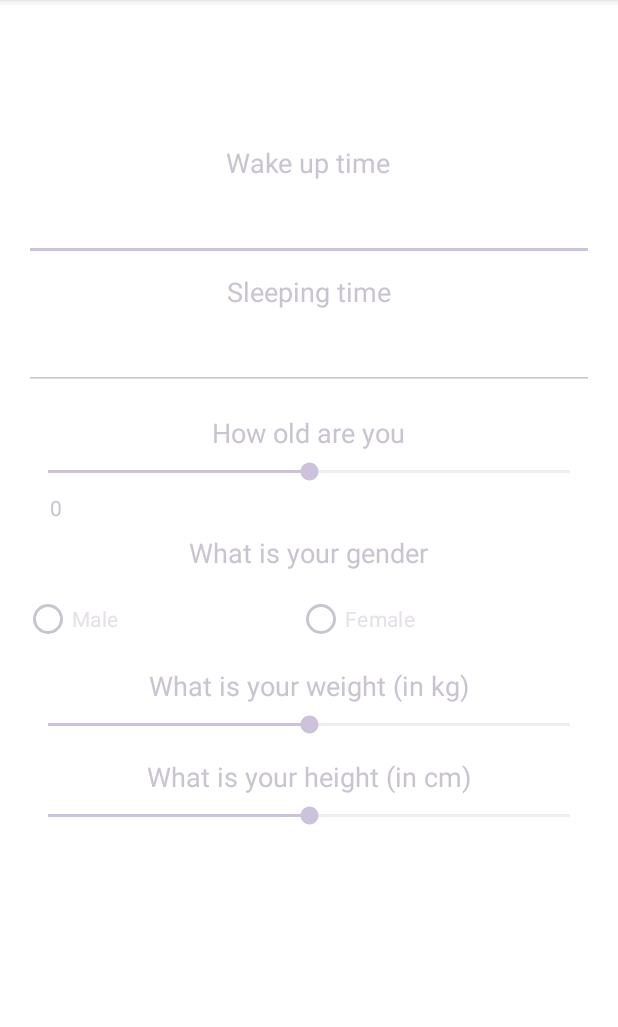
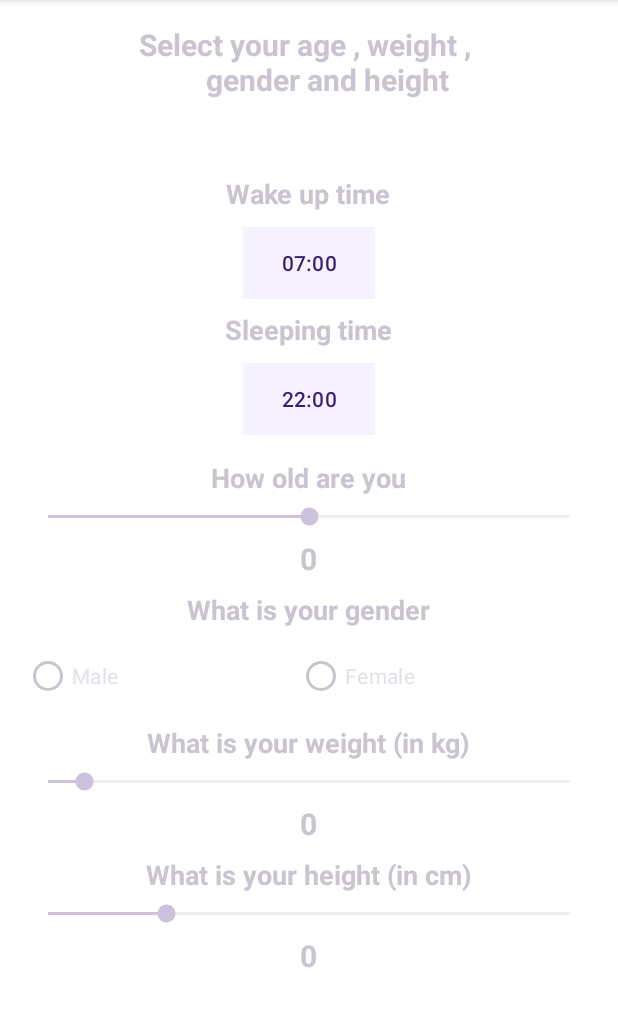
Before and after one commit to Ettalissimo/HydraTrack, an Android app: the DataForm screen opened directly, with no data from a screen before it, on a phone screen of 412 x 824 dp, the part 96-1123 px from its top. Run offline under Robolectric (Android 15) with nearby library versions, the light colour scheme and no system bars.

Commit message:
Implementation du formulaire de données sur la santé de la personne

```diff
--- a/app/src/main/java/com/example/hydratrack/DataForm.java
+++ b/app/src/main/java/com/example/hydratrack/DataForm.java
@@ -2,13 +2,86 @@ package com.example.hydratrack;
 
 import androidx.appcompat.app.AppCompatActivity;
 
+import android.annotation.SuppressLint;
+import android.app.TimePickerDialog;
 import android.os.Bundle;
+import android.view.View;
+import android.widget.Button;
+import android.widget.SeekBar;
+import android.widget.TextView;
+import android.widget.TimePicker;
 
 public class DataForm extends AppCompatActivity {
+    SeekBar seekBarAge;
 
+    TextView textView ;
+
+    String timeValue;
+
+    Button buttonSleep , buttonWakeUp ;
+
+    @SuppressLint("MissingInflatedId")
     @Override
     protected void onCreate(Bundle savedInstanceState) {
         super.onCreate(savedInstanceState);
         setContentView(R.layout.activity_data_form);
+
+        seekBarAge = findViewById(R.id.seekBarAge);
+        textView = findViewById(R.id.ageInt);
+
+        buttonSleep = findViewById(R.id.buttonSleep);
+        buttonWakeUp = findViewById(R.id.buttonWakeUp);
+
+
+
+
+        SeekBar.OnSeekBarChangeListener object = null;
+        seekBarAge.setOnSeekBarChangeListener(new SeekBar.OnSeekBarChangeListener() {
+            @Override
+            public void onProgressChanged(SeekBar seekBar, int progress, boolean fromUser) {
+                textView.setText(String.valueOf(progress));
+            }
+
+            @Override
+            public void onStartTrackingTouch(SeekBar seekBar) {
+
+            }
+
+            @Override
+            public void onStopTrackingTouch(SeekBar seekBar) {
+
+            }
+        });
+
+        buttonSleep.setOnClickListener(new View.OnClickListener() {
+            @Override
+            public void onClick(View v) {
+                openDialog();
+                buttonSleep.setText(timeValue);
+            }
+        });
+
+        buttonWakeUp.setOnClickListener(new View.OnClickListener() {
+            @Override
+            public void onClick(View v) {
+                openDialog();
+                buttonWakeUp.setText(timeValue);
+            }
+        });
+
+    }
+
+    private void openDialog(){
+        TimePickerDialog dialog = new TimePickerDialog(this, new TimePickerDialog.OnTimeSetListener() {
+            @Override
+            public void onTimeSet(TimePicker view, int hourOfDay, int minute) {
+                String valeur ;
+
+                valeur = String.valueOf(hourOfDay)+":"+String.valueOf(minute);
+
+                timeValue = valeur ;
+
+            }
+        }, 7,0,true);
     }
 }
--- a/app/src/main/res/layout/activity_data_form.xml
+++ b/app/src/main/res/layout/activity_data_form.xml
@@ -4,27 +4,35 @@
     xmlns:tools="http://schemas.android.com/tools"
     android:layout_width="match_parent"
     android:layout_height="match_parent"
+    android:background="@color/white"
+    android:gravity="center_horizontal"
     android:orientation="vertical"
-    android:gravity="center_horizontal"
-    android:background="@color/white"
     android:padding="16dp">
 
     <TextView
-        android:id="@+id/wakeUpTimeTextView"
-        android:layout_marginTop="80dp"
         android:layout_width="wrap_content"
         android:layout_height="wrap_content"
+        android:text="@string/select_your_age_weight_n_t_t_t_gender_and_height"
+        android:textSize="20sp"
+        android:textStyle="bold" />
+
+    <TextView
+        android:id="@+id/wakeUpTimeTextView"
+        android:layout_width="wrap_content"
+        android:layout_height="wrap_content"
+        android:layout_marginTop="50dp"
         android:text="Wake up time"
         android:textSize="18sp"
+        android:textStyle="bold"
         tools:ignore="HardcodedText" />
 
-    <EditText
-        android:id="@+id/wakeUpTimeEditText"
-        android:layout_width="match_parent"
+    <Button
+        android:id="@+id/buttonWakeUp"
+        android:layout_width="wrap_content"
         android:layout_height="wrap_content"
-        android:layout_marginTop="8dp"
-        android:ems="10"
-        android:inputType="time" />
+        android:layout_marginTop="10dp"
+        android:background="#302596be"
+        android:text="@string/_07_00" />
 
 
     <TextView
@@ -34,15 +42,17 @@
         android:layout_marginTop="8dp"
         android:text="Sleeping time"
         android:textSize="18sp"
+        android:textStyle="bold"
         tools:ignore="HardcodedText" />
 
-    <EditText
-        android:id="@+id/sleepTimeEditText"
-        android:layout_width="match_parent"
+    <Button
+        android:id="@+id/buttonSleep"
+        android:layout_width="wrap_content"
         android:layout_height="wrap_content"
-        android:layout_marginTop="8dp"
-        android:ems="10"
-        android:inputType="time" />
+        android:layout_marginTop="10dp"
+        android:background="#302596be"
+        android:text="@string/_22_00" />
+
 
     <TextView
         android:id="@+id/ageTextView"
@@ -51,6 +61,7 @@
         android:layout_marginTop="16dp"
         android:text="How old are you"
         android:textSize="18sp"
+        android:textStyle="bold"
         tools:ignore="HardcodedText" />
 
     <SeekBar
@@ -58,16 +69,15 @@
         android:layout_width="match_parent"
         android:layout_height="28dp"
         android:max="100"
-        android:progress="50"/>
+        android:progress="50" />
 
     <TextView
-        android:layout_width="match_parent"
+        android:id="@+id/ageInt"
+        android:layout_width="wrap_content"
         android:layout_height="wrap_content"
         android:text="@string/_0"
-        android:paddingStart="17dp"
-
-        />
-
+        android:textSize="20dp"
+        android:textStyle="bold" />
 
     <TextView
         android:id="@+id/genderTextView"
@@ -76,6 +86,7 @@
         android:layout_marginTop="8dp"
         android:text="What is your gender"
         android:textSize="18sp"
+        android:textStyle="bold"
         tools:ignore="HardcodedText" />
 
     <RadioGroup
@@ -90,14 +101,14 @@
             android:layout_width="wrap_content"
             android:layout_height="wrap_content"
             android:layout_weight="1"
-            android:text="Male" />
+            android:text="@string/male" />
 
         <RadioButton
             android:id="@+id/femaleRadioButton"
             android:layout_width="wrap_content"
             android:layout_height="wrap_content"
             android:layout_weight="1"
-            android:text="Female" />
+            android:text="@string/female" />
     </RadioGroup>
 
     <TextView
@@ -107,14 +118,24 @@
         android:layout_marginTop="8dp"
         android:text="What is your weight (in kg)"
         android:textSize="18sp"
+        android:textStyle="bold"
         tools:ignore="HardcodedText" />
 
     <SeekBar
         android:id="@+id/seekBarWeight"
         android:layout_width="match_parent"
         android:layout_height="28dp"
-        android:max="100"
-        android:progress="50"/>
+        android:max="250"
+        android:min="35"
+        android:progress="50" />
+
+    <TextView
+        android:id="@+id/weightInt"
+        android:layout_width="wrap_content"
+        android:layout_height="wrap_content"
+        android:text="@string/_0"
+        android:textSize="20dp"
+        android:textStyle="bold" />
 
     <TextView
         android:id="@+id/heightTextView"
@@ -123,14 +144,23 @@
         android:layout_marginTop="8dp"
         android:text="What is your height (in cm)"
         android:textSize="18sp"
+        android:textStyle="bold"
         tools:ignore="HardcodedText" />
 
     <SeekBar
         android:id="@+id/seekBarHeight"
         android:layout_width="match_parent"
         android:layout_height="28dp"
-        android:max="100"
+        android:max="220"
         android:progress="50" />
+
+    <TextView
+        android:id="@+id/heightInt"
+        android:layout_width="wrap_content"
+        android:layout_height="wrap_content"
+        android:text="@string/_0"
+        android:textSize="20dp"
+        android:textStyle="bold" />
 
 
 </LinearLayout>
--- a/app/src/main/res/values/strings.xml
+++ b/app/src/main/res/values/strings.xml
@@ -8,4 +8,11 @@
     <string name="already_have_an_account">Already have an account?</string>
     <string name="don_t_have_an_account">Don\'t have an account?</string>
     <string name="_0">0</string>
+    <string name="male">Male</string>
+    <string name="female">Female</string>
+    <string name="choose_an_hour">Choose an Hour</string>
+    <string name="select_your_age_weight_gender_and_height">Select your age,weight, gender and height</string>
+    <string name="select_your_age_weight_n_t_t_t_gender_and_height">Select your age , weight , \n \t \t \t gender and height</string>
+    <string name="_07_00">07:00</string>
+    <string name="_22_00">22:00</string>
 </resources>
```
